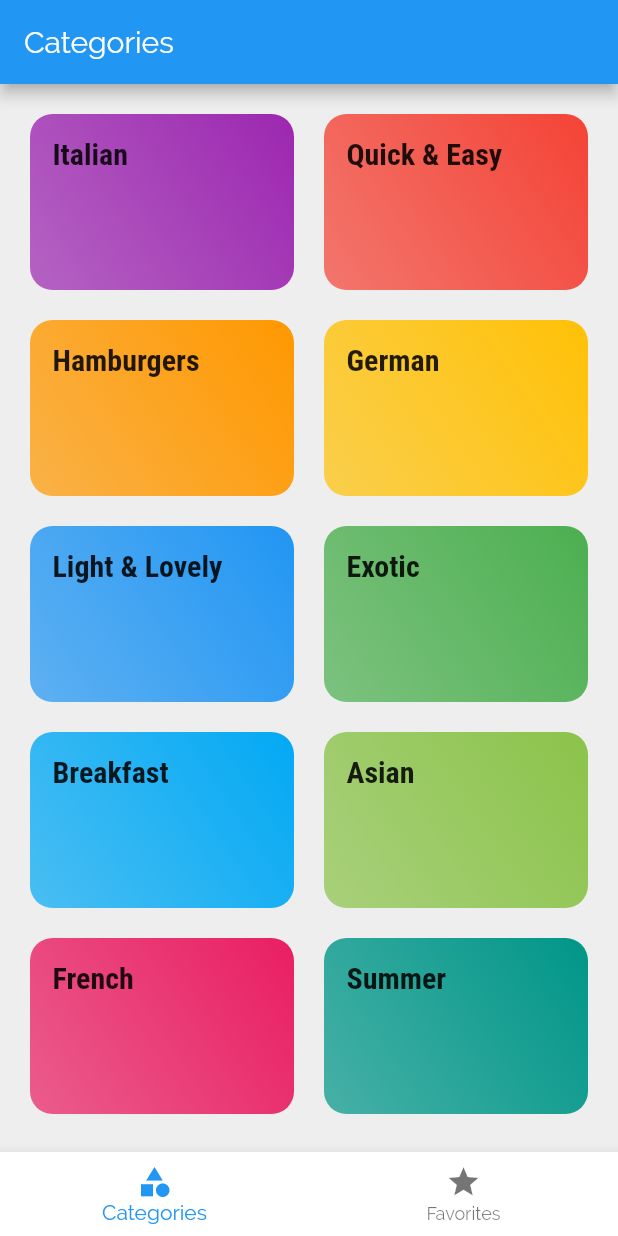
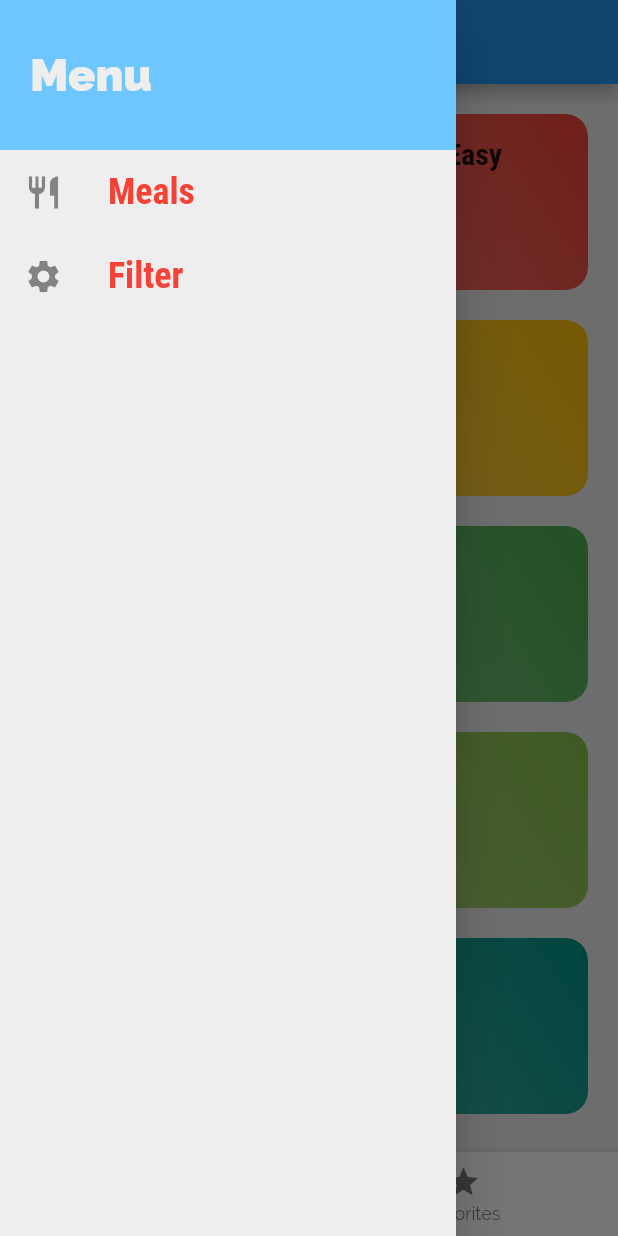
Before and after one commit to mmcguire91/meals_and_recipes, a Flutter app: the screen it shows after launch, with the side drawer open (before the commit the screen has no drawer), on a phone screen of 412 x 824 dp. Run offline on Flutter 3.47's test engine with Material 2 defaults, Android fonts, the phone set to English and light mode, and no system bars.

Commit message:
built hamburger menu UI

```diff
--- a/lib/views/tabs_view.dart
+++ b/lib/views/tabs_view.dart
@@ -2,6 +2,8 @@ import 'package:flutter/material.dart';
 
 import './favorites.dart';
 import './categories_view.dart';
+
+import '../widgets/hamburger_menu.dart';
 
 //TabsView is the tab controller on the appbar
 
@@ -10,8 +12,6 @@ class TabsView extends StatefulWidget {
   _TabsViewState createState() => _TabsViewState();
 }
 //electing to define statefulWidget because we want the page to update based on user interaction
-
-//resume video at 3:15
 
 class _TabsViewState extends State<TabsView> {
   final List<Map<String, Object>> _pages = [
@@ -45,6 +45,7 @@ class _TabsViewState extends State<TabsView> {
         title: Text(_pages[_selectedPageIndex]['title']),
         //set the title to the mapped value of the _selectedPageIndex which selects the index defined in the _pages List and display the value of the ['title'] for the selected index
       ),
+      drawer: HamburgerMenu(),
       body: _pages[_selectedPageIndex]['page'],
       //set the body according to the index value of which the user selects according to the ['page'] value of the selected Map index value
       bottomNavigationBar: BottomNavigationBar(
--- /dev/null
+++ b/lib/widgets/hamburger_menu.dart
@@ -0,0 +1,53 @@
+import 'package:flutter/material.dart';
+
+class HamburgerMenu extends StatelessWidget {
+  Widget hamburgerListTile(String title, IconData icon) {
+    return ListTile(
+      leading: Icon(
+        icon,
+        size: 26,
+      ),
+      title: Text(
+        title,
+        style: TextStyle(
+          fontFamily: 'RobotoCondensed',
+          fontSize: 24,
+          fontWeight: FontWeight.bold,
+        ),
+      ),
+    );
+  }
+  //listTile extracted to reduce reused code
+
+  @override
+  Widget build(BuildContext context) {
+    return Drawer(
+        child: Column(
+      children: <Widget>[
+        Container(
+          height: 100,
+          width: double.infinity,
+          padding: EdgeInsets.all(20),
+          alignment: Alignment.centerLeft,
+          color: Theme.of(context).accentColor,
+          child: Text(
+            'Menu',
+            style: TextStyle(
+              fontWeight: FontWeight.w900,
+              fontSize: 30,
+              color: Theme.of(context).canvasColor,
+            ),
+          ),
+        ),
+        hamburgerListTile(
+          'Meals',
+          Icons.restaurant,
+        ),
+        hamburgerListTile(
+          'Filter',
+          Icons.settings,
+        ),
+      ],
+    ));
+  }
+}
```
